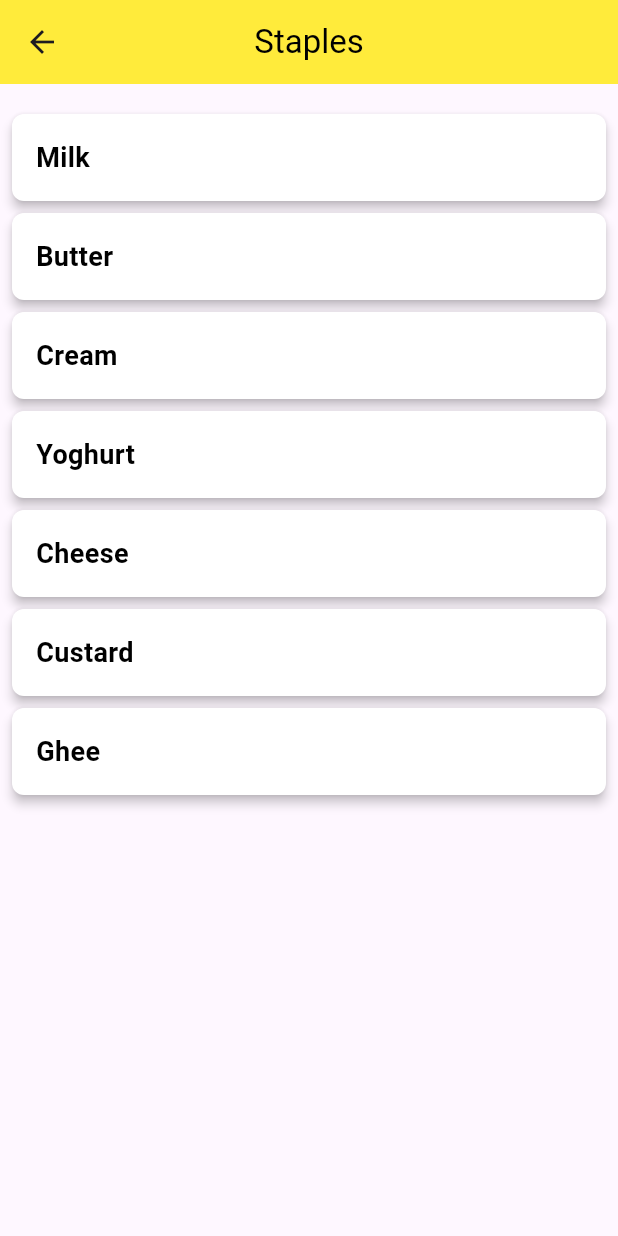
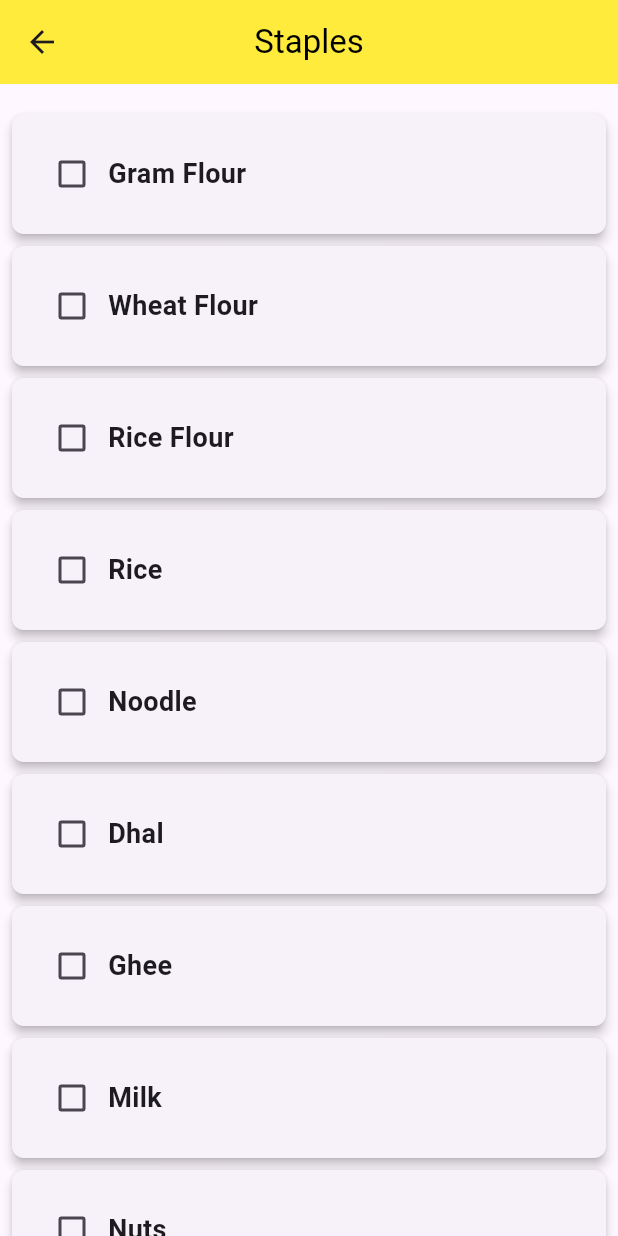
Before and after one commit to AbdhalRiyas/SriCuisine, a Flutter app: the AvailableIngredientsScreen screen opened directly, after a tap on "Staples", on a phone screen of 412 x 824 dp. Run offline on Flutter 3.47's test engine with Material 3 defaults, Android fonts, the phone set to English and light mode, and no system bars; our stand-ins replace google_nav_bar, iconsax; network calls fail.

Commit message:
Staples page edited

```diff
--- a/frontend/lib/pages.dart/MeatIngredientsScreen.dart
+++ b/frontend/lib/pages.dart/MeatIngredientsScreen.dart
@@ -15,6 +15,9 @@ class _MeatIngredientsScreenState extends State<MeatIngredientsScreen> {
     'Beef',
     'Lamb',
     'Turkey',
+    'Prawns',
+    'Crab',
+    'Clamps',
   ];
 
   List<String> _selectedMeats = [];
--- /dev/null
+++ b/frontend/lib/pages.dart/StaplesIngredientsScreen.dart
@@ -0,0 +1,173 @@
+import 'package:flutter/material.dart';
+import 'package:flutter_application_1/pages.dart/available_ingredients_screen.dart';
+
+class StaplesIngredientsScreen extends StatefulWidget {
+  @override
+  _StaplesIngredientsScreenState createState() =>
+      _StaplesIngredientsScreenState();
+}
+
+class _StaplesIngredientsScreenState extends State<StaplesIngredientsScreen> {
+  final List<String> _staples = [
+    'Gram Flour',
+    'Wheat Flour',
+    'Rice Flour',
+    'Rice',
+    'Noodle',
+    'Dhal',
+    'Ghee',
+    'Milk',
+    'Nuts',
+    'Eggs',
+    'Chickpeas',
+    'Greenpeas',
+  ];
+
+  List<Map<String, dynamic>> _selectedStaples = [];
+
+  void _onStaplesSelected(String staple) async {
+    DateTime? pickedDate = await _selectDate(context);
+    if (pickedDate != null) {
+      setState(() {
+        bool alreadySelected =
+            _selectedStaples.any((item) => item['staple'] == staple);
+        if (alreadySelected) {
+          _selectedStaples.firstWhere(
+              (item) => item['staple'] == staple)['date'] = pickedDate;
+        } else {
+          _selectedStaples.add({'staple': staple, 'date': pickedDate});
+        }
+      });
+    }
+  }
+
+  Future<DateTime?> _selectDate(BuildContext context) async {
+    return await showDatePicker(
+      context: context,
+      initialDate: DateTime.now(),
+      firstDate: DateTime(2024),
+      lastDate: DateTime(2030),
+    );
+  }
+
+  @override
+  Widget build(BuildContext context) {
+    return Scaffold(
+      appBar: AppBar(
+        backgroundColor: const Color(0xFFFFEB3B), // Light gray background
+        title: const Text(
+          'Staples',
+          style: TextStyle(color: Colors.black),
+        ),
+        centerTitle: true,
+        leading: IconButton(
+          icon: const Icon(Icons.arrow_back),
+          onPressed: () {
+            Navigator.push(
+                context,
+                MaterialPageRoute(
+                  builder: (context) => AvailableIngredientsScreen(),
+                ));
+          },
+        ),
+      ),
+      body: Column(
+        crossAxisAlignment: CrossAxisAlignment.stretch,
+        children: [
+          if (_selectedStaples.isNotEmpty)
+            Container(
+              padding: const EdgeInsets.all(8.0),
+              color: Colors.blue.withOpacity(0.2),
+              child: Wrap(
+                spacing: 8.0,
+                runSpacing: 4.0,
+                children: _selectedStaples.map<Widget>((staple) {
+                  return Chip(
+                    label: Text(
+                      '${staple['staple']}',
+                      style: const TextStyle(color: Colors.blue),
+                    ),
+                    backgroundColor: Colors.blue.withOpacity(0.2),
+                    onDeleted: () {
+                      setState(() {
+                        _selectedStaples.removeWhere((item) => item == staple);
+                      });
+                    },
+                  );
+                }).toList(),
+              ),
+            ),
+          const SizedBox(height: 16),
+          Expanded(
+            child: ListView.builder(
+              itemCount: _staples.length,
+              itemBuilder: (context, index) {
+                final staple = _staples[index];
+                return Card(
+                  elevation: 3,
+                  shape: RoundedRectangleBorder(
+                    borderRadius: BorderRadius.circular(8.0),
+                  ),
+                  margin: const EdgeInsets.symmetric(
+                    vertical: 4.0,
+                    horizontal: 8.0,
+                  ),
+                  child: Padding(
+                    padding: const EdgeInsets.all(16.0),
+                    child: Row(
+                      mainAxisAlignment: MainAxisAlignment.spaceBetween,
+                      children: [
+                        Row(
+                          children: [
+                            Checkbox(
+                              value: _selectedStaples
+                                  .any((item) => item['staple'] == staple),
+                              onChanged: (selected) {
+                                if (selected != null && selected) {
+                                  _onStaplesSelected(staple);
+                                } else {
+                                  setState(() {
+                                    _selectedStaples.removeWhere(
+                                        (item) => item['staple'] == staple);
+                                  });
+                                }
+                              },
+                            ),
+                            Text(
+                              staple,
+                              style: const TextStyle(
+                                fontSize: 18,
+                                fontWeight: FontWeight.bold,
+                              ),
+                            ),
+                          ],
+                        ),
+                        if (_selectedStaples
+                            .any((item) => item['staple'] == staple))
+                          TextButton(
+                            onPressed: () {
+                              _onStaplesSelected(staple);
+                            },
+                            child: Text(
+                              _selectedStaples
+                                  .firstWhere((item) =>
+                                      item['staple'] == staple)['date']
+                                  .toString()
+                                  .substring(0, 10),
+                              style: const TextStyle(
+                                color: Colors.blue,
+                              ),
+                            ),
+                          ),
+                      ],
+                    ),
+                  ),
+                );
+              },
+            ),
+          ),
+        ],
+      ),
+    );
+  }
+}
--- a/frontend/lib/pages.dart/available_ingredients_screen.dart
+++ b/frontend/lib/pages.dart/available_ingredients_screen.dart
@@ -2,7 +2,7 @@ import 'package:flutter/material.dart';
 import 'package:flutter_application_1/pages.dart/VegetableIngredientsScreen.dart';
 import 'package:flutter_application_1/pages.dart/FruitIngredientsScreen.dart';
 import 'package:flutter_application_1/pages.dart/MeatIngredientsScreen.dart';
-import 'package:flutter_application_1/pages.dart/DairyProductsIngredientsScreen.dart';
+import 'package:flutter_application_1/pages.dart/StaplesIngredientsScreen.dart';
 
 class AvailableIngredientsScreen extends StatefulWidget {
   @override
@@ -45,7 +45,7 @@ class _AvailableIngredientsScreenState
         Navigator.push(
             context,
             MaterialPageRoute(
-                builder: (context) => DairyProductsIngredientsScreen()));
+                builder: (context) => StaplesIngredientsScreen()));
         break;
     }
   }
```
Also changed, not shown: frontend/lib/pages.dart/VegetableIngredientsScreen.dart (+13 -6 lines).
